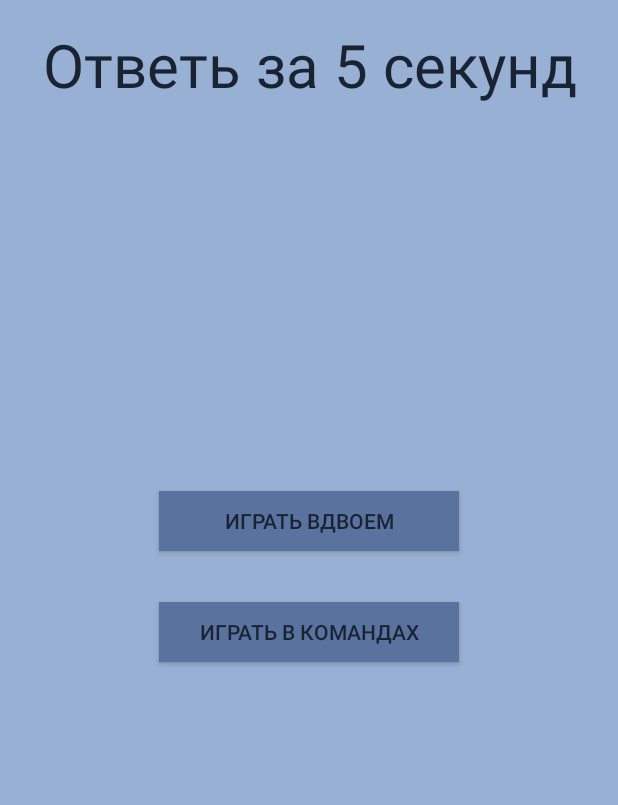
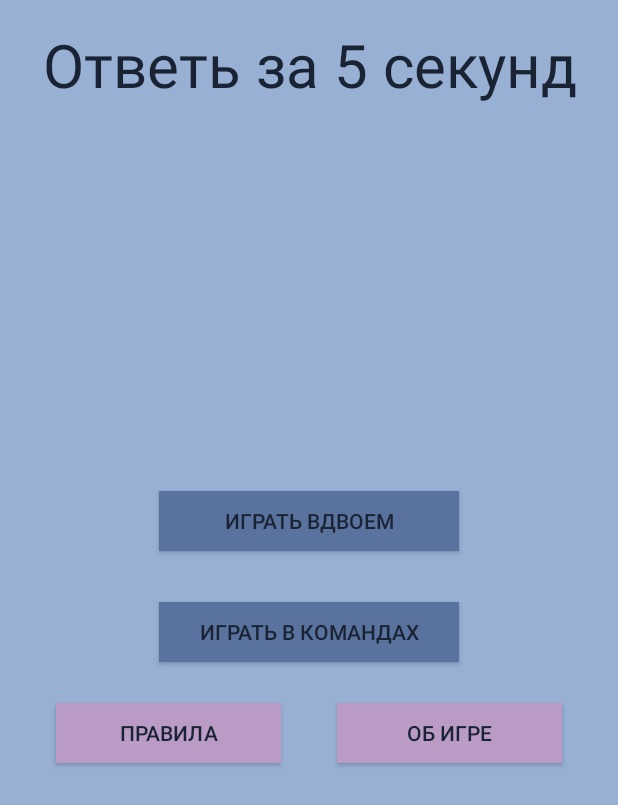
Before and after one commit to ETS-Android3/FiveSecondsRule, an Android app: the screen it shows after launch (MainActivity), on a phone screen of 412 x 824 dp. Shown: the top 805 px of the screen. Run offline under Robolectric (Android 15) with nearby library versions, the phone set to English and light mode, and no system bars; Roboto replaces fonts that are not available here.

Commit message:
add rules

```diff
--- a/app/src/main/res/layout/activity_main.xml
+++ b/app/src/main/res/layout/activity_main.xml
@@ -6,6 +6,19 @@
     android:layout_height="match_parent"
     tools:context=".MainActivity"
     android:background="@color/mainColor">
+
+    <Button
+        android:id="@+id/button_about"
+        android:layout_width="150dp"
+        android:layout_height="40dp"
+        android:text="@string/About"
+        app:layout_constraintBottom_toBottomOf="parent"
+        app:layout_constraintEnd_toEndOf="parent"
+        app:layout_constraintStart_toEndOf="@+id/button_rules"
+        app:layout_constraintTop_toBottomOf="@+id/button2"
+        app:layout_constraintVertical_bias="0.07999998"
+        android:background="@color/pink"
+        android:textColor="@color/darkAccent"/>
 
     <Button
         android:id="@+id/button2"
@@ -48,4 +61,18 @@
         app:layout_constraintHorizontal_bias="0.0"
         app:layout_constraintStart_toStartOf="parent"
         app:layout_constraintTop_toTopOf="parent" />
+
+    <Button
+        android:id="@+id/button_rules"
+        android:layout_width="150dp"
+        android:layout_height="40dp"
+        android:background="@color/pink"
+        android:onClick="Rules_button"
+        android:text="@string/Rules"
+        android:textColor="@color/darkAccent"
+        app:layout_constraintBottom_toBottomOf="parent"
+        app:layout_constraintEnd_toStartOf="@+id/button_about"
+        app:layout_constraintStart_toStartOf="parent"
+        app:layout_constraintTop_toBottomOf="@+id/button2"
+        app:layout_constraintVertical_bias="0.07999998" />
 </androidx.constraintlayout.widget.ConstraintLayout>
--- a/app/src/main/res/values/strings.xml
+++ b/app/src/main/res/values/strings.xml
@@ -14,4 +14,7 @@
     <string name="Next_Button">Далее</string>
     <string name="answer_button">Ответить</string>
     <string name="OK">OK</string>
+    <string name="Rules">Правила</string>
+    <string name="About">Об игре</string>
+    <string name="FullRules">В этой игре следует дать 3 ответа на заданную категорию за 5 секунд. Правила: играть можно от двух человек. Ведущий в игре – опционально. Это человек, который зачитывает вопрос и нажимает на кнопку «Вперед!». Если же ведущего нет, то кто-либо другой из чужой команды берет на себя эту задачу. После нажатия кнопки «Вперед!» начинается таймер в 5 секунд. После того, как игрок отвечает на вопрос, он нажимает на кнопку «ответить». Если игрок укладывается во времени, то появляется окно, в котором следует нажать «Да», если другие игроки не собираются обжаловать его, в противном случае нажимается «Нет».</string>
 </resources>
```
Also changed, not shown: app/src/main/java/com/example/a5sec/MainActivity.java (+27 -0 lines), app/src/main/res/layout/popup_window.xml (added, +26 -0 lines).
